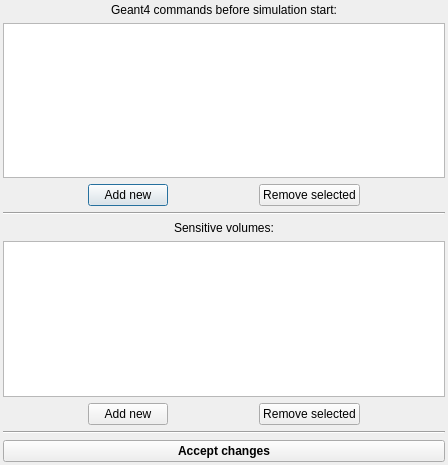
Above: src/gui/ageant4configdialog.ui from andrmor/ANTS2 before the change. Below: the same form after it.
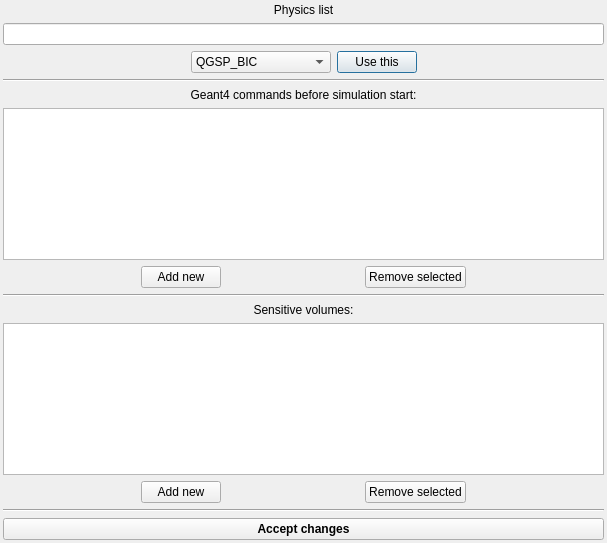
That is the form after the change.

Commit message: phys list control

Patch:
```diff
--- a/src/gui/ageant4configdialog.ui
+++ b/src/gui/ageant4configdialog.ui
@@ -6,8 +6,8 @@
    <rect>
     <x>0</x>
     <y>0</y>
-    <width>448</width>
-    <height>465</height>
+    <width>607</width>
+    <height>543</height>
    </rect>
   </property>
   <property name="windowTitle">
@@ -26,6 +26,140 @@
    <property name="bottomMargin">
     <number>3</number>
    </property>
+   <item>
+    <widget class="QLabel" name="label_3">
+     <property name="text">
+      <string>Physics list</string>
+     </property>
+     <property name="alignment">
+      <set>Qt::AlignCenter</set>
+     </property>
+    </widget>
+   </item>
+   <item>
+    <widget class="QLineEdit" name="lePhysicsList"/>
+   </item>
+   <item>
+    <layout class="QHBoxLayout" name="horizontalLayout_3">
+     <property name="topMargin">
+      <number>0</number>
+     </property>
+     <item>
+      <spacer name="horizontalSpacer_7">
+       <property name="orientation">
+        <enum>Qt::Horizontal</enum>
+       </property>
+       <property name="sizeHint" stdset="0">
+        <size>
+         <width>40</width>
+         <height>20</height>
+        </size>
+       </property>
+      </spacer>
+     </item>
+     <item>
+      <widget class="QComboBox" name="cobRefPhysLists">
+       <item>
+        <property name="text">
+         <string>QGSP_BIC</string>
+        </property>
+       </item>
+       <item>
+        <property name="text">
+         <string>QGSP_BIC_HP</string>
+        </property>
+       </item>
+       <item>
+        <property name="text">
+         <string>QGSP_BIC_AllHP</string>
+        </property>
+       </item>
+       <item>
+        <property name="text">
+         <string>QGSP_BERT</string>
+        </property>
+       </item>
+       <item>
+        <property name="text">
+         <string>QGSP_BERT_HP</string>
+        </property>
+       </item>
+       <item>
+        <property name="text">
+         <string>QGSP_FTFP_BERT</string>
+        </property>
+       </item>
+       <item>
+        <property name="text">
+         <string>QGSP_INCLXX</string>
+        </property>
+       </item>
+       <item>
+        <property name="text">
+         <string>QGSP_INCLXX_HP</string>
+        </property>
+       </item>
+       <item>
+        <property name="text">
+         <string>FTFP_BERT</string>
+        </property>
+       </item>
+       <item>
+        <property name="text">
+         <string>FTFP_BERT_ATL</string>
+        </property>
+       </item>
+       <item>
+        <property name="text">
+         <string>FTFP_BERT_HP</string>
+        </property>
+       </item>
+       <item>
+        <property name="text">
+         <string>FTFP_BERT_TRV</string>
+        </property>
+       </item>
+       <item>
+        <property name="text">
+         <string>FTFP_INCLXX</string>
+        </property>
+       </item>
+       <item>
+        <property name="text">
+         <string>FTFP_INCLXX_HP</string>
+        </property>
+       </item>
+      </widget>
+     </item>
+     <item>
+      <widget class="QPushButton" name="pbSelectReferencePhList">
+       <property name="text">
+        <string>Use this</string>
+       </property>
+      </widget>
+     </item>
+     <item>
+      <spacer name="horizontalSpacer_8">
+       <property name="orientation">
+        <enum>Qt::Horizontal</enum>
+       </property>
+       <property name="sizeHint" stdset="0">
+        <size>
+         <width>40</width>
+         <height>20</height>
+        </size>
+       </property>
+      </spacer>
+     </item>
+    </layout>
+   </item>
+   <item>
+    <widget class="Line" name="line_3">
+     <property name="orientation">
+      <enum>Qt::Horizontal</enum>
+     </property>
+    </widget>
+   </item>
    <item>
     <widget class="QLabel" name="label">
      <property name="text">
```
The commit also changes 5 other files.
